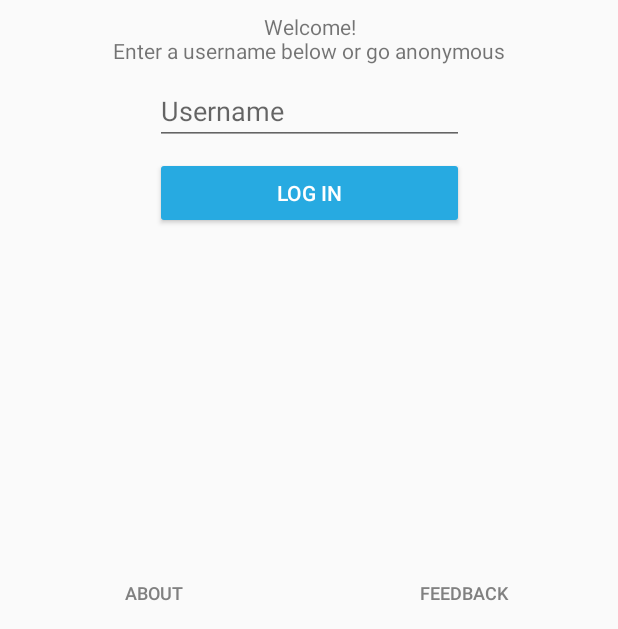
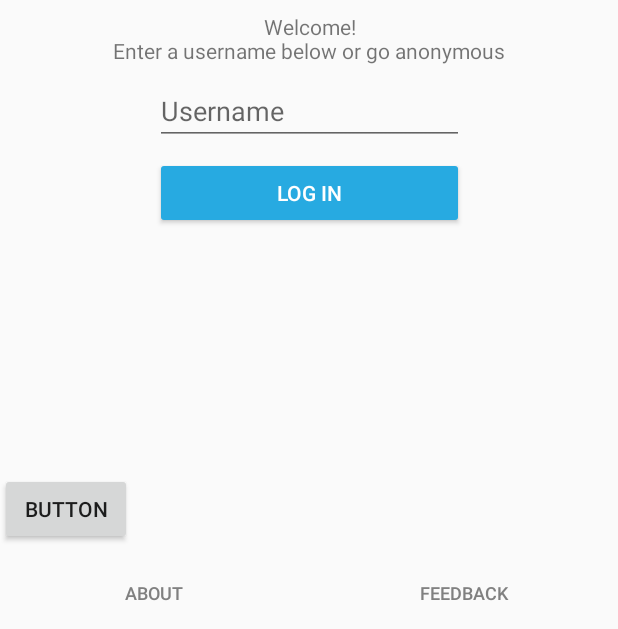
Before and after one commit to Luffy-D-Monkey/NearByChat, an Android app: the screen it shows after launch (LoginActivity), on a phone screen of 412 x 824 dp, the part 607-1236 px from its top. Run offline under Robolectric (Android 15) with nearby library versions, the phone set to English and light mode, and no system bars; our stand-ins replace ButterKnife.

```diff
--- a/app/src/main/java/com/esdraslopez/android/nearbychat/login/LoginActivity.kt
+++ b/app/src/main/java/com/esdraslopez/android/nearbychat/login/LoginActivity.kt
@@ -7,10 +7,12 @@ import android.location.Location
 import android.location.LocationListener
 import android.os.Build
 import android.os.Bundle
+import android.provider.ContactsContract
 import android.support.design.widget.Snackbar
 import android.support.v4.app.ActivityCompat
 import android.support.v7.app.AppCompatActivity
 import android.util.Log
+import android.view.View
 import android.view.ViewGroup
 import android.view.inputmethod.EditorInfo
 import android.widget.TextView
@@ -22,6 +24,10 @@ import com.esdraslopez.android.nearbychat.Location.GeoHash
 import com.esdraslopez.android.nearbychat.MainActivity
 import com.esdraslopez.android.nearbychat.R
 import com.esdraslopez.android.nearbychat.Util
+import com.example.livesocket.Protocol.BasicProtocol
+import com.example.livesocket.Protocol.DataProtocol
+import com.example.livesocket.SocketManager.ConnectionClient
+import com.example.livesocket.SocketManager.RequestCallBack
 import com.example.livesocket.TestLiveSocket
 import kotlinx.android.synthetic.main.activity_login.*
 import java.util.*
@@ -34,6 +40,19 @@ class LoginActivity : AppCompatActivity()
     private val Location = 2
     var geoHash:GeoHash? = null
 
+    var client = ConnectionClient(object : RequestCallBack
+    {
+        override fun onSuccess(msg: BasicProtocol)
+        {
+            //交由回调函数处理请求的返回信息，返回参数BasicProtocol中含有所有信息
+            Log.d("lsocket", "onSuccess: " + msg.toString())
+        }
+
+        override fun onFailed(errorCode: Int, msg: String) {
+            Log.d("lsocket", "onFailed: $errorCode->$msg")
+
+        }
+    })
 
     override fun onCreate(savedInstanceState: Bundle?) {
         super.onCreate(savedInstanceState)
@@ -56,6 +75,18 @@ class LoginActivity : AppCompatActivity()
 
         gpsLocationManager = GPSLocationManager.getInstances(this);
         getAddress()
+        var ss:String = ""
+        val data : DataProtocol = DataProtocol()
+        for(i in 1..100)
+            ss += "吃屎吧Kiluta"+i
+
+        data.data = ss
+        data.dtype = 0
+        data.msgId = 1
+        data.pattion = 2
+
+
+        client.addNewRequest(data)
 
     }
 /*
@@ -190,4 +221,16 @@ class LoginActivity : AppCompatActivity()
         location_textview.setText(geoHash.toString())
     }
 
+    public fun testConnect(view : View)
+    {
+
+        val data : DataProtocol = DataProtocol()
+        data.data = "吃屎吧Kiluta"
+        data.dtype = 0
+        data.msgId = 1
+        data.pattion = 2
+
+        client.addNewRequest(data)
+
+    }
 }
--- a/app/src/main/res/layout/activity_login.xml
+++ b/app/src/main/res/layout/activity_login.xml
@@ -125,6 +125,16 @@
                 tools:layout_editor_absoluteX="3dp"
                 tools:layout_editor_absoluteY="16dp" />
 
+            <Button
+                android:id="@+id/button2"
+                android:layout_width="wrap_content"
+                android:layout_height="wrap_content"
+                android:layout_marginBottom="8dp"
+                android:onClick="testConnect"
+                android:text="Button"
+                app:layout_constraintBottom_toBottomOf="parent"
+                tools:layout_editor_absoluteX="143dp" />
+
 
         </android.support.constraint.ConstraintLayout>
     </ScrollView>
--- a/livesocket/build.gradle
+++ b/livesocket/build.gradle
@@ -32,9 +32,9 @@ android {
 }
 
 dependencies {
-    implementation fileTree(dir: 'libs', include: ['*.jar'])
-
+    implementation fileTree(include: ['*.jar'], dir: 'libs')
     implementation 'com.android.support:appcompat-v7:27.1.1'
+    implementation 'com.android.support.constraint:constraint-layout:1.1.0'
     testImplementation 'junit:junit:4.12'
     androidTestImplementation 'com.android.support.test:runner:1.0.2'
     androidTestImplementation 'com.android.support.test.espresso:espresso-core:3.0.2'
--- a/livesocket/src/main/java/com/example/livesocket/Protocol/BasicProtocol.java
+++ b/livesocket/src/main/java/com/example/livesocket/Protocol/BasicProtocol.java
@@ -9,7 +9,7 @@ import java.net.ProtocolException;
     长度（length，32bit）
     版本号（version，8bit，前3位预留，后5位用于表示真正的版本号）
     数据类型（type，8bit，1表示数据ack）
-    ack消息id（ackMsgId，32bit）
+    ack消息id（ashutdownckMsgId，32bit）
     预留信息（unused）
 心跳类协议（ping）
     长度（length，32bit）
@@ -141,7 +141,8 @@ public abstract class BasicProtocol
      * @param data
      * @return
      */
-    public static int parseType(byte[] data) {
+    public static int parseType(byte[] data)
+    {
         byte t = data[LENGTH_LEN + VER_LEN];//前4个字节（0，1，2，3）为数据长度的int值，以及ver占一个字节
         return t & 0xFF;
     }
--- a/livesocket/src/main/java/com/example/livesocket/Protocol/Config.java
+++ b/livesocket/src/main/java/com/example/livesocket/Protocol/Config.java
@@ -4,7 +4,7 @@ public class Config
 {
 
         public static final int VERSION = 1;                 //协议版本号
-        public static final String ADDRESS = "10.17.64.237"; //服务器地址
+        public static final String ADDRESS = "192.168.199.199"; //服务器地址
         public static final int PORT = 9013;                 //服务器端口号
 
 }
--- a/livesocket/src/main/java/com/example/livesocket/SocketManager/ConnectionClient.java
+++ b/livesocket/src/main/java/com/example/livesocket/SocketManager/ConnectionClient.java
@@ -8,7 +8,8 @@ public class ConnectionClient
 
     private ClientRequestTask mClientRequestTask;
 
-    public ConnectionClient(RequestCallBack requestCallBack) {
+    public ConnectionClient(RequestCallBack requestCallBack)
+    {
         mClientRequestTask = new ClientRequestTask(requestCallBack);
         new Thread(mClientRequestTask).start();
     }
@@ -18,7 +19,8 @@ public class ConnectionClient
             mClientRequestTask.addRequest(data);
     }
 
-    public void closeConnect() {
+    public void closeConnect()
+    {
         isClosed = true;
         mClientRequestTask.stop();
     }
```
Also changed, not shown: livesocket/src/main/AndroidManifest.xml (+6 -1 lines), livesocket/src/main/java/com/example/livesocket/Protocol/SocketUtil.java (+6 -5 lines), livesocket/src/main/java/com/example/livesocket/SocketManager/ClientRequestTask.java (+61 -29 lines).
